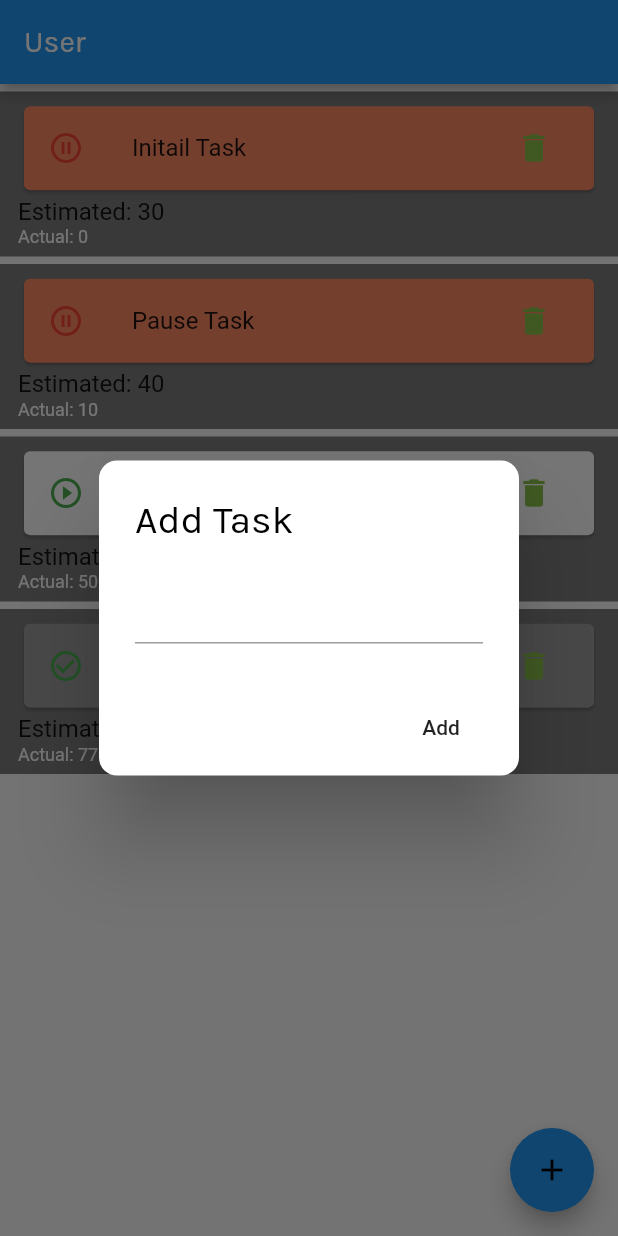
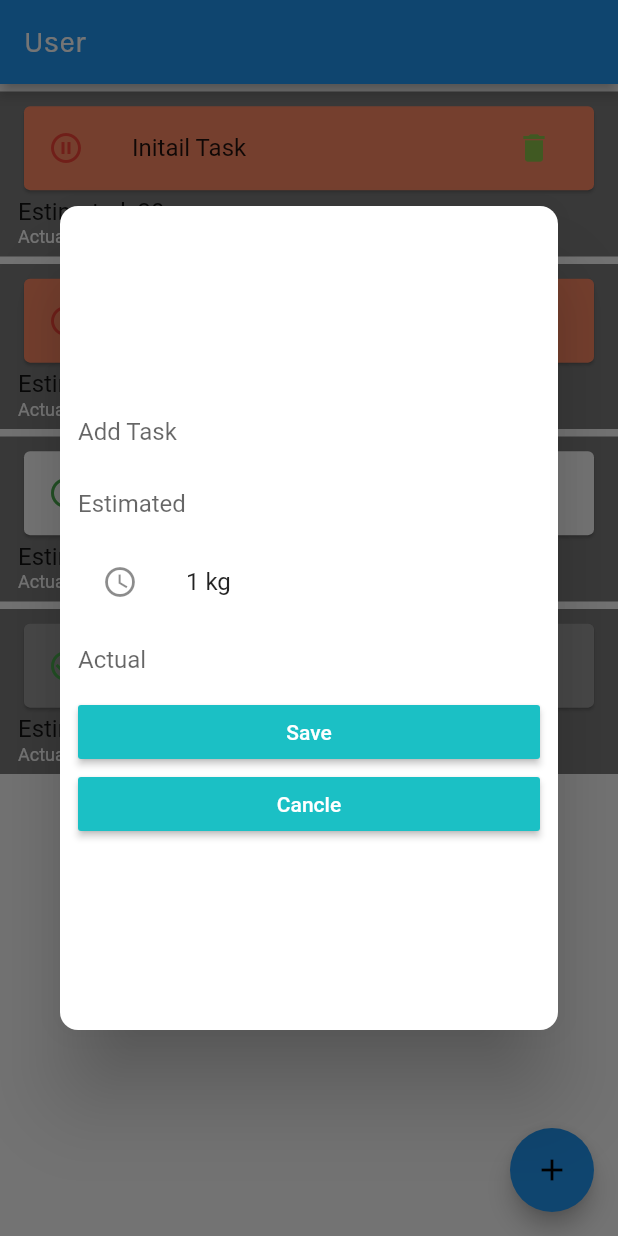
Before and after one commit to pankajso/fluttertemplate, a Flutter app: the screen it shows after launch, after a tap on the "add" icon, on a phone screen of 412 x 824 dp. Run offline on Flutter 3.47's test engine with Material 2 defaults, Android fonts, the phone set to English and light mode, and no system bars; our stand-ins replace numberpicker.

```diff
--- a/lib/views/task_view.dart
+++ b/lib/views/task_view.dart
@@ -2,7 +2,7 @@ import 'dart:developer';
 
 import 'package:flutter/material.dart';
 import 'package:fluttertemplate/models/task_detail.dart';
-
+import 'package:numberpicker/numberpicker.dart';
 import '../models/task.dart';
 import 'tile_overlay.dart';
 
@@ -12,7 +12,6 @@ class TaskView extends StatelessWidget {
   Widget build(BuildContext context) {
     var scaffold = Scaffold(
       appBar: AppBar(
-
         title: Text(tasks.username),
       ),
       floatingActionButton: buildFloatingActionButton(context),
@@ -27,30 +26,87 @@ class TaskView extends StatelessWidget {
   FloatingActionButton buildFloatingActionButton(BuildContext context) {
     return FloatingActionButton(
       onPressed: () {
+        int _weight =1;
         showDialog(
             context: context,
             builder: (BuildContext context) {
-              return AlertDialog(
+              return Dialog(
                 shape: RoundedRectangleBorder(
                     borderRadius: BorderRadius.circular(12)),
-                title: Text("Add Task"),
-                content: TextField(
-                  onChanged: (String value) {
-                    tasks.taskdetails.add(TaskDetail(1, value, 50,0,TaskStatus.pause));
-                  },
+                child: Container(
+                  height: MediaQuery.of(context).size.height/1.5,
+                  child: Padding(
+                    padding: const EdgeInsets.all(12.0),
+                    child: Column(
+                      mainAxisAlignment: MainAxisAlignment.center,
+                      crossAxisAlignment: CrossAxisAlignment.start,
+                      children: [
+                        TextField(
+                          decoration: InputDecoration(
+                              border: InputBorder.none, hintText: 'Add Task'),
+                        ),
+                        TextField(
+
+                          decoration: InputDecoration(
+                              border: InputBorder.none, hintText: 'Estimated'),
+                        ),
+                        new ListTile(
+                            leading: Icon(Icons.access_time),
+                            title: new Text(
+                              "$_weight kg",
+                            ),
+                            onTap: () => _weight = _showEstimatedTimePicker(context, _weight),
+                          ),
+                        TextField(
+                          decoration: InputDecoration(
+                              border: InputBorder.none, hintText: 'Actual'),
+                        ),
+                        SizedBox(
+                          width: 320.0,
+                          child: RaisedButton(
+                            onPressed: () {Navigator.of(context).pop();},
+                            child: Text(
+                              "Save",
+                              style: TextStyle(color: Colors.white),
+                            ),
+                            color: const Color(0xFF1BC0C5),
+                          ),
+                        ),
+                        SizedBox(
+                          width: 320.0,
+                          child: RaisedButton(
+                            onPressed: () {Navigator.of(context).pop();},
+                            child: Text(
+                              "Cancle",
+                              style: TextStyle(color: Colors.white),
+                            ),
+                            color: const Color(0xFF1BC0C5),
+                          ),
+                        ),
+                      ],
+                    ),
+                  ),
                 ),
-                actions: <Widget>[
-                  FlatButton(
-                      onPressed: () {
-                        // setState(() {
-                        //   todos.add(input);
-                        // });
-                        // createTodos();
-                        Navigator.of(context).pop();
-                      },
-                      child: Text("Add"))
-                ],
+
               );
+              //   title: Text("Add Task"),
+              //   content: TextField(
+              //     onChanged: (String value) {
+              //       tasks.taskdetails.add(TaskDetail(1, value, 50,0,TaskStatus.pause));
+              //     },
+              //   ),
+              //   actions: <Widget>[
+              //     FlatButton(
+              //         onPressed: () {
+              //           // setState(() {
+              //           //   todos.add(input);
+              //           // });
+              //           // createTodos();
+              //           Navigator.of(context).pop();
+              //         },
+              //         child: Text("Add"))
+              //   ],
+              // );
             });
       },
       child: Icon(
@@ -60,6 +116,22 @@ class TaskView extends StatelessWidget {
     );
   }
 
+_showEstimatedTimePicker(BuildContext context, _weight) {
+  showDialog(
+    context: context,
+    child: new NumberPickerDialog.integer(
+      minValue: 1,
+      maxValue: 150,
+      initialIntegerValue: _weight,
+      // initialValue: _weight,
+      title: new Text("Enter your estimated time for the task"),
+    ),
+  ).then((value) {
+    if (value != null) {
+      return value;
+    }
+  });
+}
   _onTaskTap(BuildContext context, int taskID) {}
   Widget _itemBuilder(BuildContext context, Task task, int index) {
     return GestureDetector(
--- a/pubspec.yaml
+++ b/pubspec.yaml
@@ -23,7 +23,7 @@ environment:
 dependencies:
   flutter:
     sdk: flutter
-
+  numberpicker: ^1.2.0
 
   # The following adds the Cupertino Icons font to your application.
   # Use with the CupertinoIcons class for iOS style icons.
```
Also changed, not shown: pubspec.lock.
